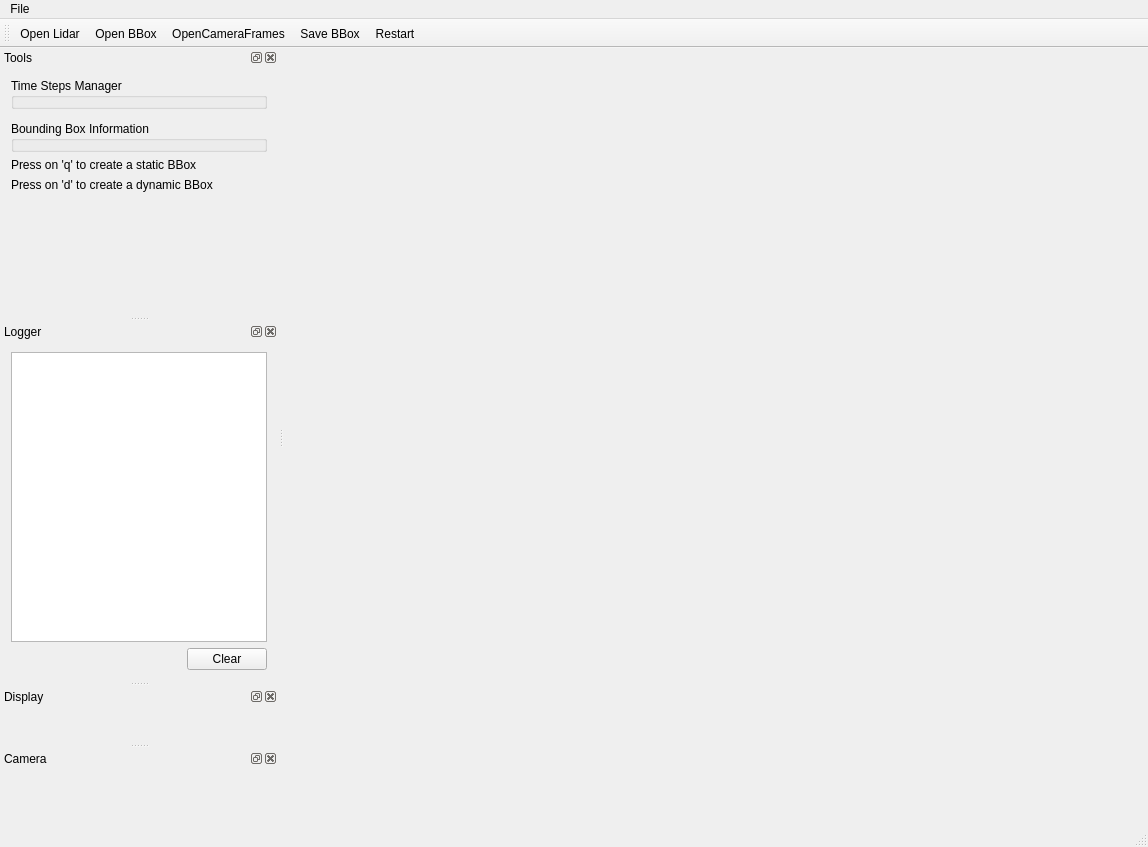
This is src/MainWindow.ui in MatthieuZins/BoundingBoxMe as Qt 5 draws it before an edit. The edited form follows.
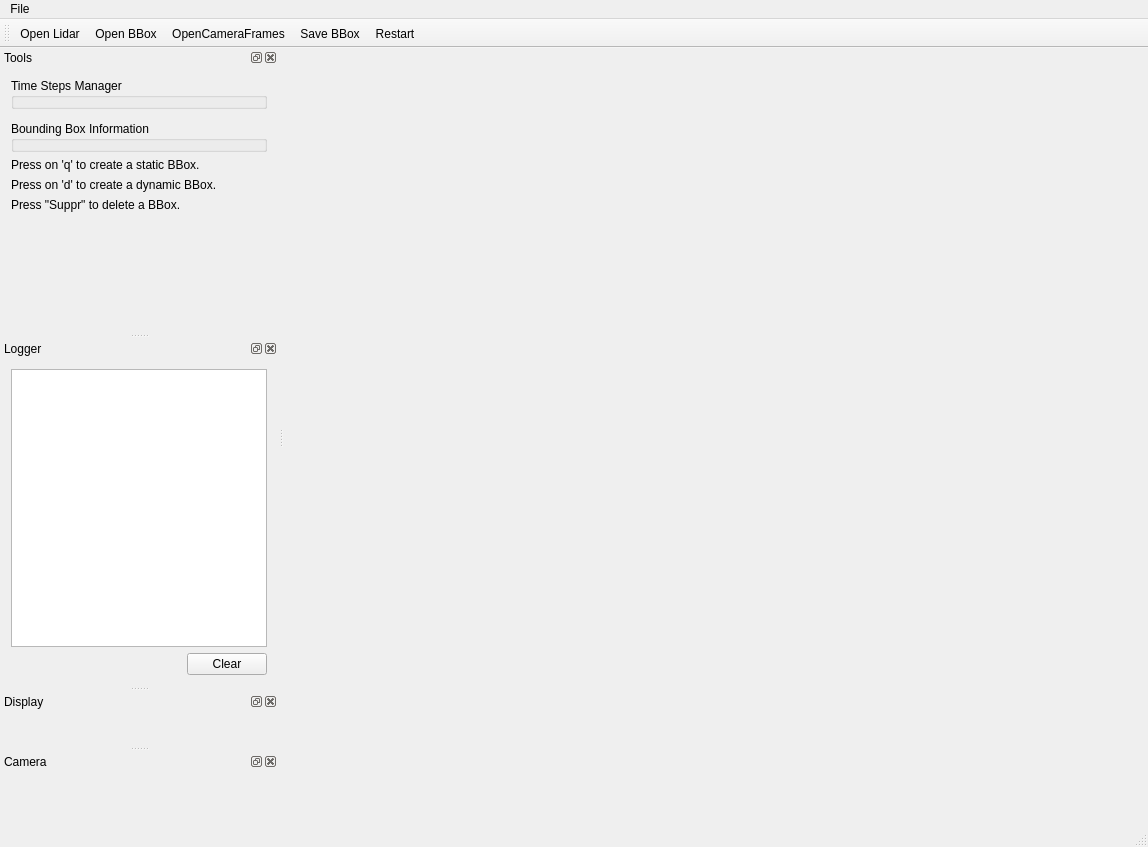
This is the edited form. Icons and pictures are not drawn. Custom widgets are drawn as their Qt base class.

Commit message: Add info to delete a BBox

Patch:
```diff
--- a/src/MainWindow.ui
+++ b/src/MainWindow.ui
@@ -133,14 +133,21 @@
      <item>
       <widget class="QLabel" name="label">
        <property name="text">
-        <string>Press on 'q' to create a static BBox</string>
+        <string>Press on 'q' to create a static BBox.</string>
        </property>
       </widget>
      </item>
      <item>
       <widget class="QLabel" name="label_2">
        <property name="text">
-        <string>Press on 'd' to create a dynamic BBox</string>
+        <string>Press on 'd' to create a dynamic BBox.</string>
+       </property>
+      </widget>
+     </item>
+     <item>
+      <widget class="QLabel" name="label_3">
+       <property name="text">
+        <string>Press &quot;Suppr&quot; to delete a BBox.</string>
        </property>
       </widget>
      </item>
```
The commit also changes 2 other files.
